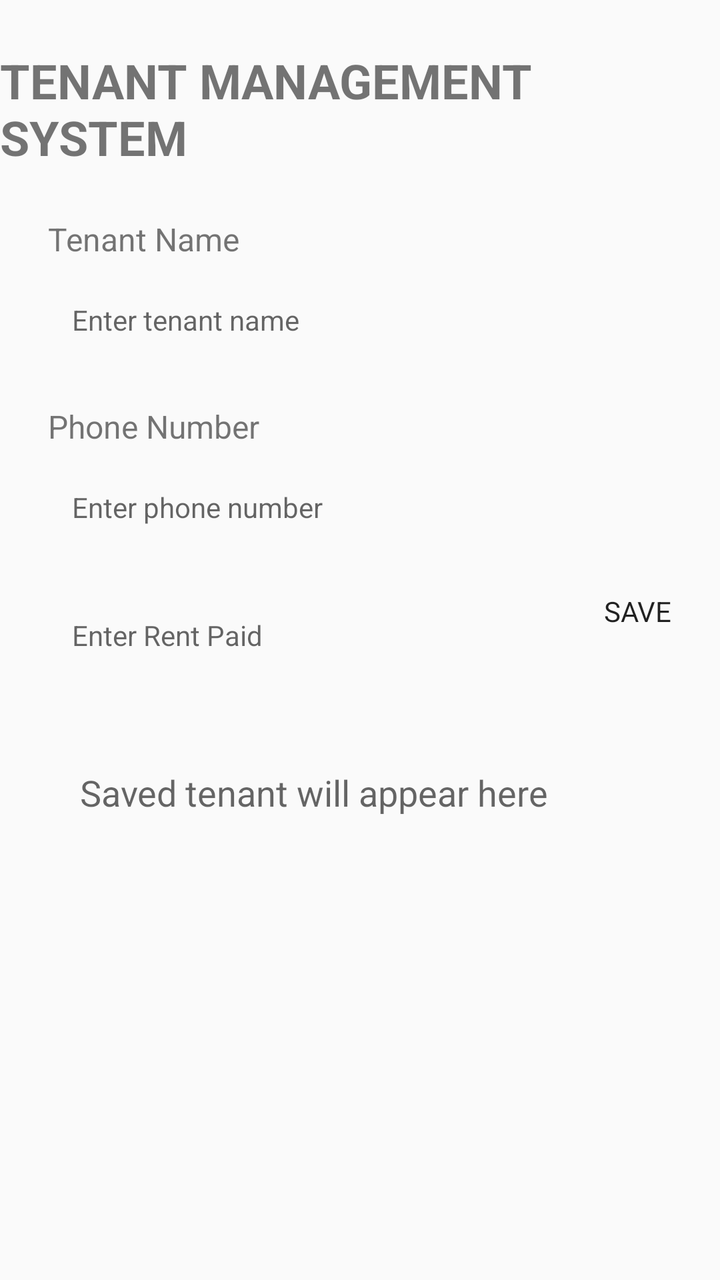
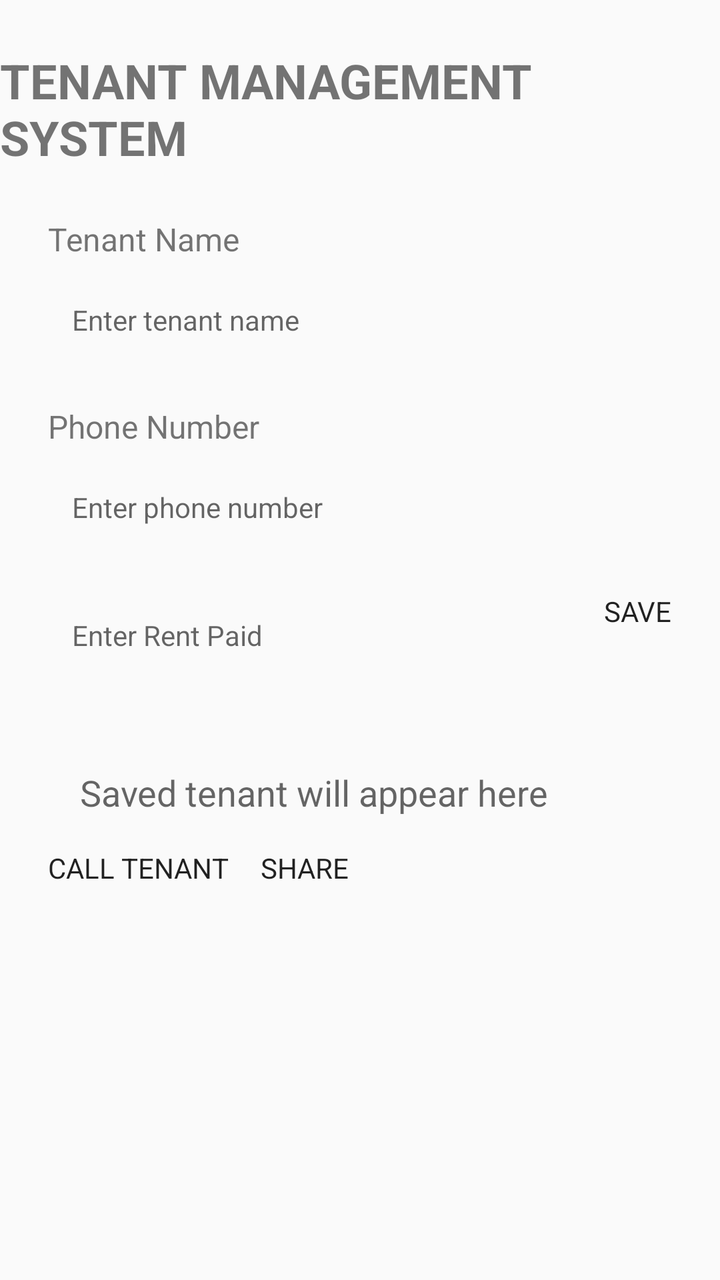

Compare the two renders of this Android layout. The source of the first and the diff that turns it into the second are given below.
<!-- AndroidManifest.xml: activity theme Theme.TenantManagementScreen -->
<!-- res/layout/activity_main.xml -->
<?xml version="1.0" encoding="utf-8"?>
<layout xmlns:android="http://schemas.android.com/apk/res/android"
    xmlns:app="http://schemas.android.com/apk/res-auto">

    <data>
        <variable
            name="tenant"
            type="com.example.tenantmanagementscreen.Tenant" />
    </data>

    <androidx.constraintlayout.widget.ConstraintLayout
        android:layout_width="match_parent"
        android:layout_height="match_parent">

        <TextView
            android:id="@+id/titleTextView"
            android:layout_width="wrap_content"
            android:layout_height="wrap_content"
            android:text="TENANT MANAGEMENT SYSTEM"
            android:textSize="24sp"
            android:textStyle="bold"
            android:layout_marginTop="24dp"
            app:layout_constraintTop_toTopOf="parent"
            app:layout_constraintStart_toStartOf="parent"
            app:layout_constraintEnd_toEndOf="parent" />

        <TextView
            android:id="@+id/tenantNameLabel"
            android:layout_width="wrap_content"
            android:layout_height="wrap_content"
            android:text="Tenant Name"
            android:textSize="16sp"
            android:layout_marginTop="24dp"
            android:layout_marginStart="24dp"
            app:layout_constraintTop_toBottomOf="@id/titleTextView"
            app:layout_constraintStart_toStartOf="parent" />

        <EditText
            android:id="@+id/tenantNameEditText"
            android:layout_width="0dp"
            android:layout_height="wrap_content"
            android:hint="Enter tenant name"
            android:minHeight="48dp"
            android:padding="12dp"
            android:layout_marginTop="8dp"
            android:layout_marginStart="24dp"
            android:layout_marginEnd="24dp"
            app:layout_constraintTop_toBottomOf="@id/tenantNameLabel"
            app:layout_constraintStart_toStartOf="parent"
            app:layout_constraintEnd_toEndOf="parent" />

        <TextView
            android:id="@+id/phoneLabel"
            android:layout_width="wrap_content"
            android:layout_height="wrap_content"
            android:text="Phone Number"
            android:textSize="16sp"
            android:layout_marginTop="16dp"
            android:layout_marginStart="24dp"
            app:layout_constraintTop_toBottomOf="@id/tenantNameEditText"
            app:layout_constraintStart_toStartOf="parent" />

        <EditText
            android:id="@+id/phoneEditText"
            android:layout_width="0dp"
            android:layout_height="wrap_content"
            android:hint="Enter phone number"
            android:inputType="phone"
            android:minHeight="48dp"
            android:padding="12dp"
            android:layout_marginTop="8dp"
            android:layout_marginStart="24dp"
            android:layout_marginEnd="24dp"
            app:layout_constraintTop_toBottomOf="@id/phoneLabel"
            app:layout_constraintStart_toStartOf="parent"
            app:layout_constraintEnd_toEndOf="parent" />

        <EditText
            android:id="@+id/rentEditText"
            android:layout_width="0dp"
            android:layout_height="wrap_content"
            android:hint="Enter Rent Paid"
            android:inputType="numberDecimal"
            android:minHeight="48dp"
            android:padding="12dp"
            android:layout_marginStart="24dp"
            android:layout_marginTop="16dp"
            android:layout_marginEnd="8dp"
            app:layout_constraintTop_toBottomOf="@id/phoneEditText"
            app:layout_constraintStart_toStartOf="parent"
            app:layout_constraintEnd_toStartOf="@id/saveButton" />

        <Button
            android:id="@+id/saveButton"
            android:layout_width="wrap_content"
            android:layout_height="wrap_content"
            android:text="SAVE"
            android:layout_marginEnd="24dp"
            app:layout_constraintTop_toTopOf="@id/rentEditText"
            app:layout_constraintEnd_toEndOf="parent" />

        <TextView
            android:id="@+id/tenantResultTextView"
            android:layout_width="0dp"
            android:layout_height="wrap_content"
            android:text="@{tenant.summary()}"
            android:hint="Saved tenant will appear here"
            android:textSize="18sp"
            android:padding="16dp"
            android:layout_margin="24dp"
            app:layout_constraintTop_toBottomOf="@id/rentEditText"
            app:layout_constraintStart_toStartOf="parent"
            app:layout_constraintEnd_toEndOf="parent" />

    </androidx.constraintlayout.widget.ConstraintLayout>
</layout>
<!-- resources referenced by this layout -->
<resources>
  <style name="Theme.TenantManagementScreen" parent="android:Theme.Material.Light.NoActionBar" />
</resources>

<!-- the commit's change to res/layout/activity_main.xml (unified diff, before → after) -->
@@ -10,7 +10,8 @@
 
     <androidx.constraintlayout.widget.ConstraintLayout
         android:layout_width="match_parent"
-        android:layout_height="match_parent">
+        android:layout_height="match_parent"
+        android:fitsSystemWindows="true">
 
         <TextView
             android:id="@+id/titleTextView"
@@ -112,5 +113,23 @@
             app:layout_constraintStart_toStartOf="parent"
             app:layout_constraintEnd_toEndOf="parent" />
 
+        <Button
+            android:id="@+id/callButton"
+            android:layout_width="wrap_content"
+            android:layout_height="wrap_content"
+            android:text="CALL TENANT"
+            android:layout_marginStart="24dp"
+            app:layout_constraintTop_toBottomOf="@id/tenantResultTextView"
+            app:layout_constraintStart_toStartOf="parent" />
+
+        <Button
+            android:id="@+id/shareButton"
+            android:layout_width="wrap_content"
+            android:layout_height="wrap_content"
+            android:text="SHARE"
+            android:layout_marginStart="16dp"
+            app:layout_constraintTop_toTopOf="@id/callButton"
+            app:layout_constraintStart_toEndOf="@id/callButton" />
+
     </androidx.constraintlayout.widget.ConstraintLayout>
 </layout>
